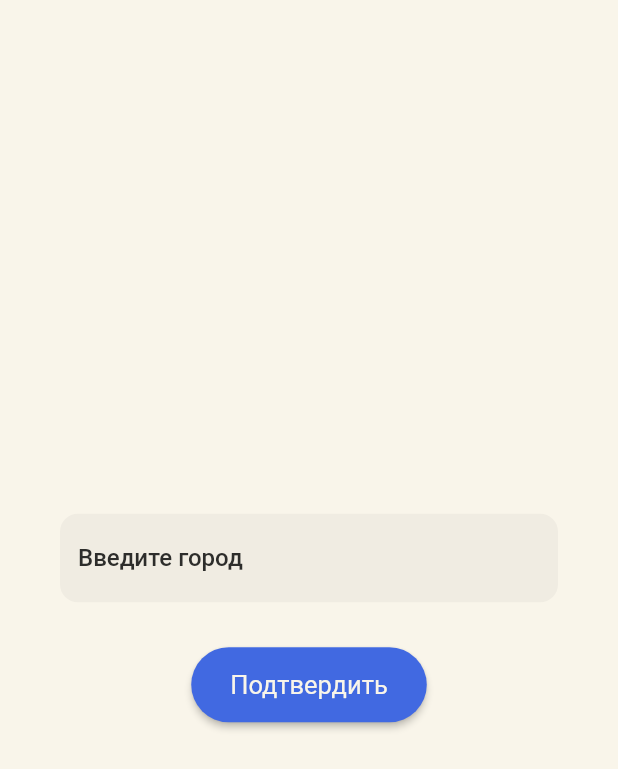
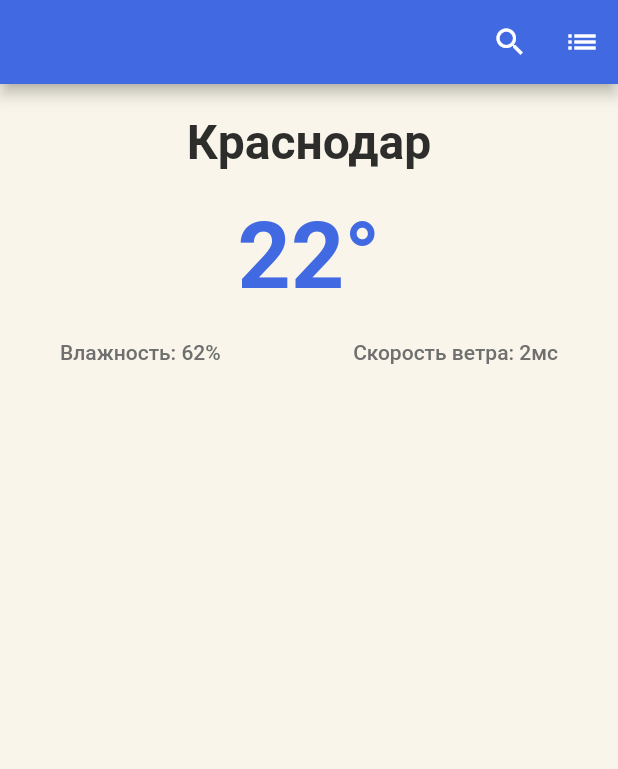
Before and after one commit to shamrn/flutter-weather, a Flutter app: the screen it shows after launch, after a tap on "Подтвердить", on a phone screen of 412 x 824 dp. Shown: the top 769 px of the screen. Run offline on Flutter 3.47's test engine with Material 2 defaults, Android fonts, the phone set to English and light mode, and no system bars.

Commit message:
Impelemented detail weather screen

```diff
--- a/lib/common/app_constants.dart
+++ b/lib/common/app_constants.dart
@@ -9,6 +9,7 @@ class AppColors {
   static const Color primaryColor = Color(0xFF4169E1);
   static const Color darkenedBackgroundColor = Color(0xFFF0ECE2);
   static const Color primaryTextColor = Color(0xFF2D2D2B);
+  static const Color secondTextColor = Color(0xFF6F6F6F);
 }
 
 class AppStyles {
--- /dev/null
+++ b/lib/features/presentation/screens/detail_screen.dart
@@ -0,0 +1,65 @@
+// The file implements a detailed weather screen
+
+import 'package:flutter/material.dart';
+import 'package:flutter_weather/common/app_constants.dart';
+
+class DetailScreen extends StatelessWidget {
+  const DetailScreen({Key? key}) : super(key: key);
+
+  @override
+  Widget build(BuildContext context) {
+    return Scaffold(
+      appBar: AppBar(
+        automaticallyImplyLeading: false,
+        actions: [
+          IconButton(
+            icon: const Icon(Icons.search),
+            onPressed: () => Navigator.pushNamed(context, '/'),
+          ),
+          IconButton(onPressed: () {}, icon: const Icon(Icons.list)),
+        ],
+      ),
+      body: SafeArea(
+          child: Padding(
+        padding: AppStyles.primaryPadding,
+        child: Column(
+          children: [
+            Text(
+              'Краснодар',
+              style: AppStyles.boldTextStyle.copyWith(fontSize: 32),
+            ),
+            const SizedBox(
+              height: 20,
+            ),
+            Text(
+              '22°',
+              style: AppStyles.boldTextStyle
+                  .copyWith(fontSize: 62, color: AppColors.primaryColor),
+            ),
+            const SizedBox(
+              height: 20,
+            ),
+            Row(
+              mainAxisAlignment: MainAxisAlignment.spaceBetween,
+              children: [
+                Text(
+                  'Влажность: 62%',
+                  style: AppStyles.mediumTextStyle
+                      .copyWith(fontSize: 14, color: AppColors.secondTextColor),
+                ),
+                const SizedBox(
+                  width: 5,
+                ),
+                Text(
+                  'Скорость ветра: 2мс',
+                  style: AppStyles.mediumTextStyle
+                      .copyWith(fontSize: 14, color: AppColors.secondTextColor),
+                ),
+              ],
+            ),
+          ],
+        ),
+      )),
+    );
+  }
+}
--- a/lib/main.dart
+++ b/lib/main.dart
@@ -2,6 +2,7 @@ import 'package:flutter/material.dart';
 import 'package:flutter_weather/common/app_constants.dart';
 import 'package:flutter_weather/common/utils.dart';
 import 'package:flutter_weather/features/presentation/screens/city_input_screen.dart';
+import 'package:flutter_weather/features/presentation/screens/detail_screen.dart';
 
 void main() {
   runApp(const WeatherApp());
@@ -20,6 +21,7 @@ class WeatherApp extends StatelessWidget {
       initialRoute: '/',
       routes: {
         '/': (context) => const CityInputScreen(),
+        '/detail': (context) => const DetailScreen(),
       },
     );
   }
```
